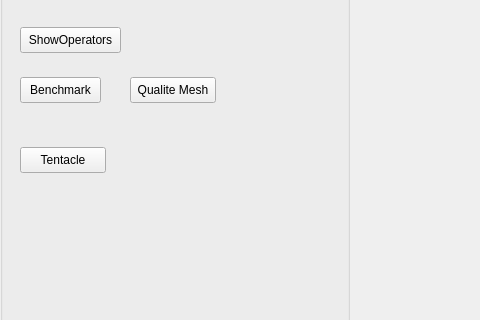
Old version of the form AppTinyMesh/UI/interface.ui in the repository Slyphero/TinyMesh_Fork; both pictures show x 0 to 480 and y 292 to 612 of the 1200 by 1000 pixel window.
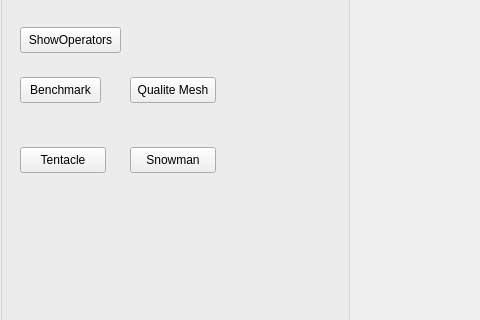
New version of the form.

Commit message: debut snowman + cylindre + cone

The edit to the form file:
```diff
--- a/AppTinyMesh/UI/interface.ui
+++ b/AppTinyMesh/UI/interface.ui
@@ -249,6 +249,19 @@
         <string>Tentacle</string>
        </property>
       </widget>
+      <widget class="QPushButton" name="snowman">
+       <property name="geometry">
+        <rect>
+         <x>130</x>
+         <y>420</y>
+         <width>86</width>
+         <height>26</height>
+        </rect>
+       </property>
+       <property name="text">
+        <string>Snowman</string>
+       </property>
+      </widget>
      </widget>
     </item>
     <item>
```
The commit also changes 4 other files.
